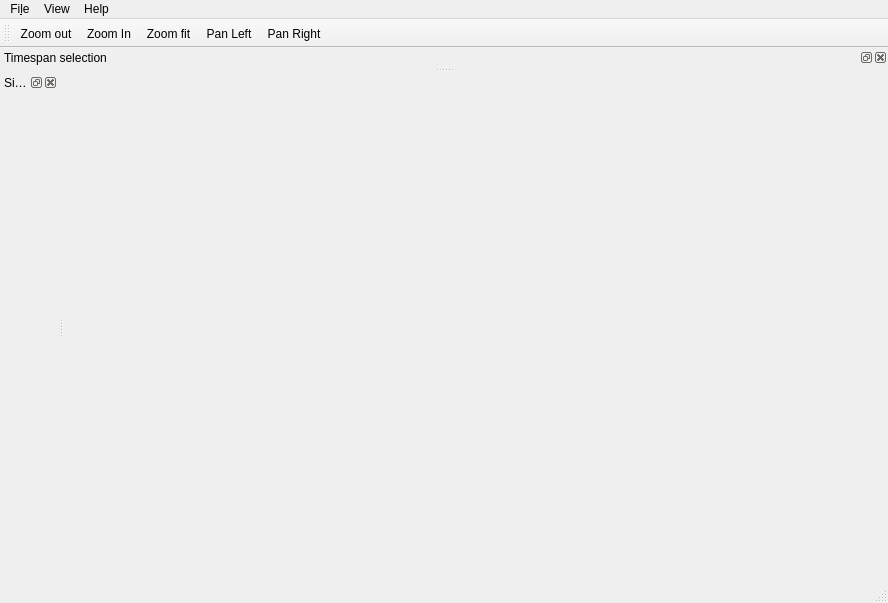
Qt form src/gui/mainwindow.ui (windelbouwman/chronos) before a commit.
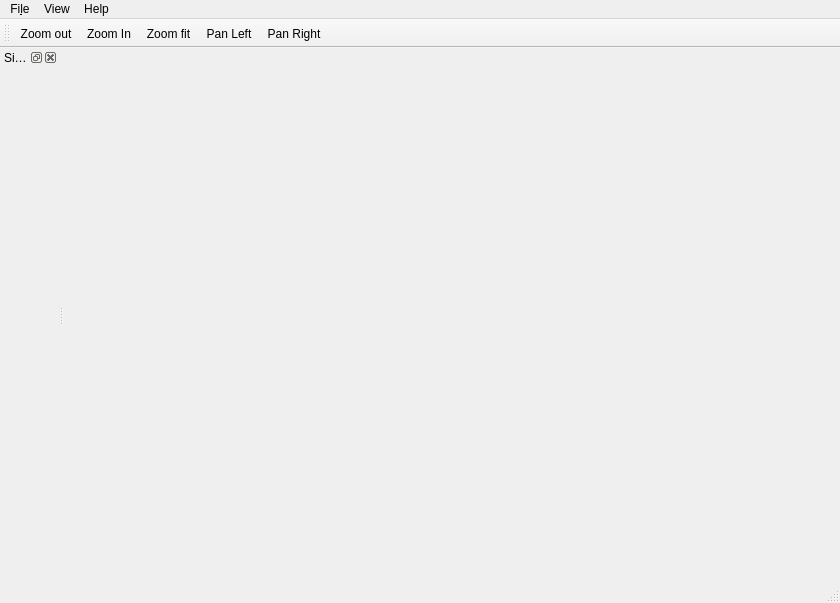
The same form after that commit.

The edit to the form file:
```diff
--- a/src/gui/mainwindow.ui
+++ b/src/gui/mainwindow.ui
@@ -6,7 +6,7 @@
    <rect>
     <x>0</x>
     <y>0</y>
-    <width>888</width>
+    <width>840</width>
     <height>603</height>
    </rect>
   </property>
@@ -19,7 +19,7 @@
     <rect>
      <x>0</x>
      <y>0</y>
-     <width>888</width>
+     <width>840</width>
      <height>22</height>
     </rect>
    </property>
@@ -61,15 +61,6 @@
    <addaction name="actionPanRight"/>
   </widget>
   <widget class="QStatusBar" name="statusBar"/>
-  <widget class="QDockWidget" name="timeSpanDockWidget">
-   <property name="windowTitle">
-    <string>Timespan selection</string>
-   </property>
-   <attribute name="dockWidgetArea">
-    <number>4</number>
-   </attribute>
-   <widget class="QWidget" name="dockWidgetContents"/>
-  </widget>
   <widget class="QDockWidget" name="signalsDockWidget">
    <property name="windowTitle">
     <string>Signal sources</string>
```
